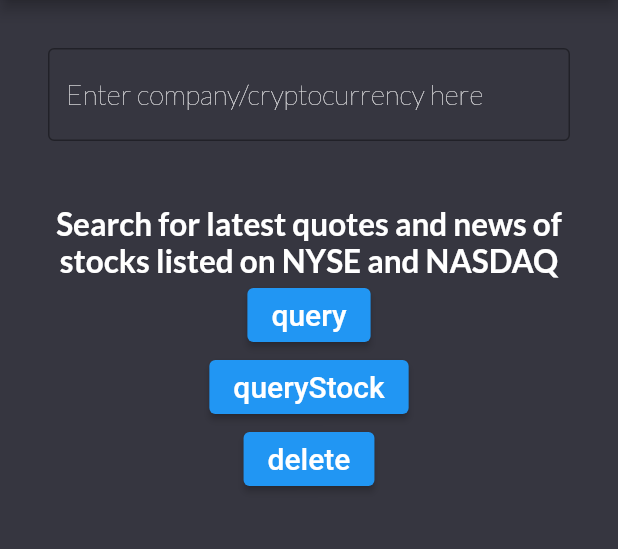
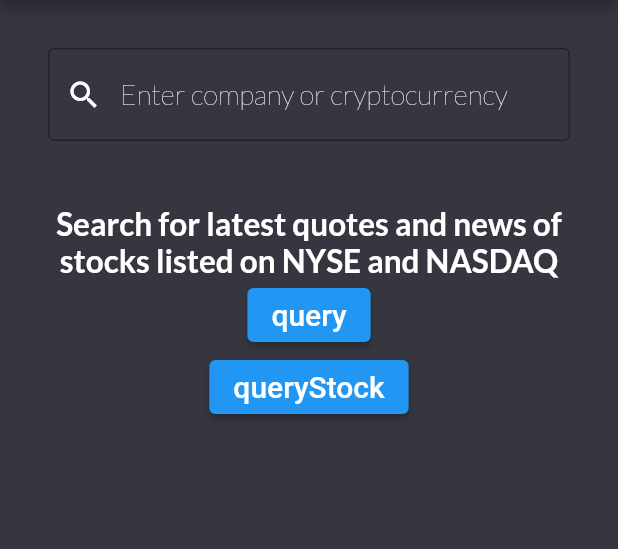
Before and after one commit to RohitYelnare/Eagle-s-Eye, a Flutter app: the AutoComplete screen opened directly, on a phone screen of 412 x 824 dp, the part 84-633 px from its top. Run offline on Flutter 3.47's test engine with Material 2 defaults, Android fonts, the phone set to English and light mode, and no system bars; drawn by our look-alikes of flutter_typeahead; our stand-ins replace flutter_spinkit, flutter_switch, google_fonts, recase, share, sqflite; missing offline and left inert: horizontal_data_table, launch_review; accounts and stored records are empty; network calls fail.

```diff
--- a/lib/search.dart
+++ b/lib/search.dart
@@ -107,29 +107,7 @@ class _AutoCompleteState extends State<AutoComplete> {
         body: SingleChildScrollView(
             child: Column(
           children: <Widget>[
-            (false)
-                ? Dialog(
-                    backgroundColor: Color.fromRGBO(54, 54, 64, 1.0),
-                    child: Padding(
-                      padding: const EdgeInsets.all(20),
-                      child: Row(
-                        mainAxisSize: MainAxisSize.min,
-                        mainAxisAlignment: MainAxisAlignment.center,
-                        children: [
-                          CircularProgressIndicator(
-                            strokeWidth: 2.5,
-                            valueColor:
-                                AlwaysStoppedAnimation<Color>(Colors.white),
-                          ),
-                          Text(
-                            "\t\t\t\t\tLoading",
-                            style: TextStyle(fontSize: 18, color: Colors.white),
-                          ),
-                        ],
-                      ),
-                    ),
-                  )
-                : Form(
+            Form(
                 child: Padding(
               padding: EdgeInsets.all(32.0),
               child: Column(
@@ -163,19 +141,22 @@ class _AutoCompleteState extends State<AutoComplete> {
                         maxLines: 3,
                         minLines: 1,
                         autofocus: false,
-                              style: DefaultTextStyle.of(context)
-                                  .style
-                                  .copyWith(
+                        style: DefaultTextStyle.of(context).style.copyWith(
                             fontStyle: FontStyle.normal,
                             color: Colors.white,
                             fontSize: 18.5,
                             fontWeight: FontWeight.w200,
                             decoration: TextDecoration.none,
-                                      decorationStyle:
-                                          TextDecorationStyle.dotted),
+                            decorationStyle: TextDecorationStyle.dotted),
                         decoration: InputDecoration(
                           border: OutlineInputBorder(),
-                                hintText: 'Enter company/cryptocurrency here',
+                          prefixIcon: _searchText.isEmpty
+                              ? Icon(
+                                  Icons.search,
+                                  color: Colors.white,
+                                )
+                              : null,
+                          hintText: 'Enter company or cryptocurrency',
                           suffixIcon: _searchText.isNotEmpty
                               ? IconButton(
                                   icon: Icon(
@@ -226,8 +207,7 @@ class _AutoCompleteState extends State<AutoComplete> {
                           context: context,
                           barrierDismissible: false,
                           builder: (BuildContext context) {
-                                  return SpinKitWave(
-                                      color: Colors.white, size: 25.0);
+                            return SpinKitWave(color: Colors.white, size: 25.0);
                           },
                         );
                         new Future.delayed(new Duration(seconds: 5), () {
@@ -250,8 +230,7 @@ class _AutoCompleteState extends State<AutoComplete> {
                           context: context,
                           barrierDismissible: false,
                           builder: (BuildContext context) {
-                                  return SpinKitWave(
-                                      color: Colors.white, size: 25.0);
+                            return SpinKitWave(color: Colors.white, size: 25.0);
                           },
                         );
                         new Future.delayed(new Duration(seconds: 5), () {
@@ -301,23 +280,8 @@ class _AutoCompleteState extends State<AutoComplete> {
                 _queryStock();
               },
             ),
-            ElevatedButton(
-              child: Text(
-                'delete',
-                style: TextStyle(fontSize: 20),
-              ),
-              onPressed: () {
-                _delete('AAN');
-              },
-            ),
           ],
         )));
-  }
-
-  void _delete(String name) async {
-    // Assuming that the number of rows is the id for the last row.
-    final rowsDeleted = await dbHelper.delete(name);
-    print('deleted $rowsDeleted row(s): row $name');
   }
 
   void _query() async {
--- a/lib/watch.dart
+++ b/lib/watch.dart
@@ -9,10 +9,7 @@ import 'package:url_launcher/url_launcher.dart';
 import 'stockdata.dart';
 import 'news.dart';
 import 'quote.dart';
-import 'package:share/share.dart';
-import 'package:launch_review/launch_review.dart';
 import 'dart:convert';
-import 'package:flutter/material.dart';
 import 'package:http/http.dart' as http;
 import 'package:horizontal_data_table/horizontal_data_table.dart';
 import 'option.dart';
```
Also changed, not shown: lib/portfolio.dart (+93 -41 lines), lib/stockdata.dart (+3 -5 lines). Lines whose indentation alone changed are shown as unchanged.
